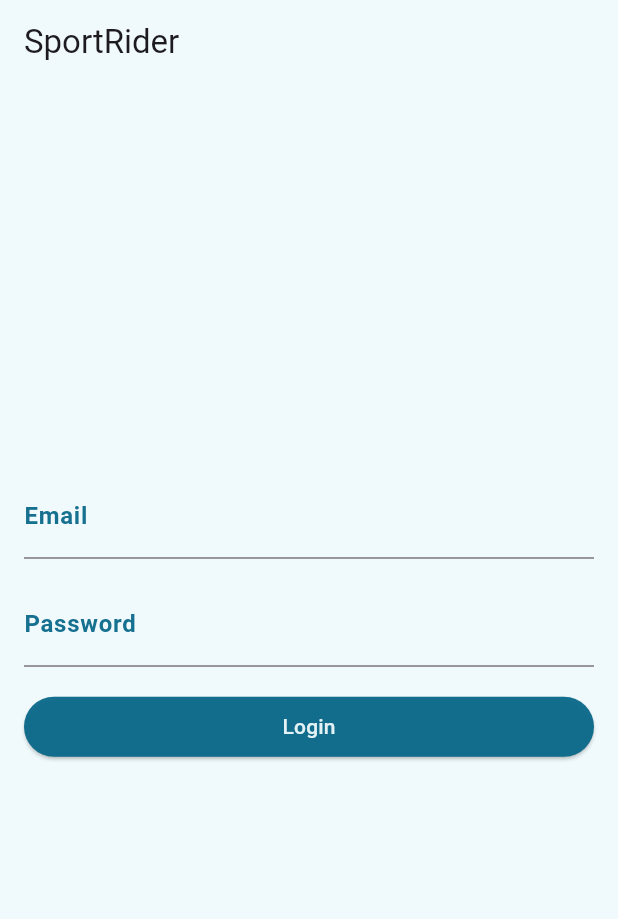
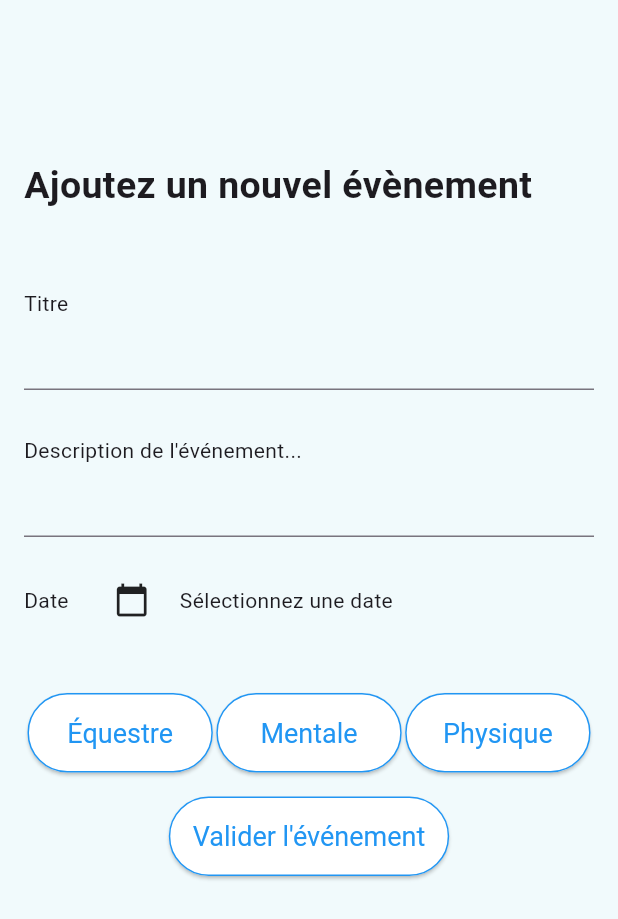
Before and after one commit to agdomenger/sportRider, a Flutter app: the screen it shows after launch, on a phone screen of 412 x 824 dp. Shown: the top 919 px of the screen. Run offline on Flutter 3.47's test engine with Material 3 defaults, Android fonts, the light colour scheme and no system bars.

Commit message:
page d'ajout d'évènement

```diff
--- /dev/null
+++ b/lib/Pages/AjoutEvent.dart
@@ -0,0 +1,322 @@
+import 'package:flutter/material.dart';
+import 'package:intl/intl.dart';
+
+class EventForm extends StatefulWidget {
+  @override
+  _EventFormState createState() => _EventFormState();
+}
+
+class _EventFormState extends State<EventForm> {
+  String title = '';
+  String description = '';
+  DateTime? selectedDate;
+  String eventType = '';
+  String subEventType = '';
+  String horseName = '';
+
+  ButtonStyle selectedButtonStyle() {
+    return ElevatedButton.styleFrom(
+      primary: Colors.blue,
+      onPrimary: Colors.white,
+      side: BorderSide(color: Colors.blue),
+      minimumSize: Size(MediaQuery.of(context).size.width * 0.3, 20),
+      padding: EdgeInsets.all(16),
+      textStyle: TextStyle(fontSize: 18),
+    );
+  }
+
+  ButtonStyle unselectedButtonStyle() {
+    return ElevatedButton.styleFrom(
+      primary: Colors.white,
+      onPrimary: Colors.blue,
+      side: BorderSide(color: Colors.blue),
+      minimumSize: Size(MediaQuery.of(context).size.width * 0.3, 20),
+      padding: EdgeInsets.all(16),
+      textStyle: TextStyle(fontSize: 18),
+    );
+  }
+
+  Future<void> _selectDate(BuildContext context) async {
+    final DateTime? picked = await showDatePicker(
+      context: context,
+      initialDate: selectedDate ?? DateTime.now(),
+      firstDate: DateTime(2000),
+      lastDate: DateTime(2101),
+    );
+
+    if (picked != null && picked != selectedDate) {
+      setState(() {
+        selectedDate = picked;
+      });
+    }
+  }
+
+  @override
+  Widget build(BuildContext context) {
+    return Padding(
+      padding: const EdgeInsets.all(16.0),
+      child: Column(
+        crossAxisAlignment: CrossAxisAlignment.start,
+        children: [
+          SizedBox(height: 90.0),
+          Text(
+            "Ajoutez un nouvel évènement",
+            style: TextStyle(
+              fontWeight: FontWeight.bold,
+              fontSize: 25.0,
+            ),
+          ),
+          SizedBox(height: 50.0),
+          Text('Titre'),
+          TextField(
+            onChanged: (value) {
+              setState(() {
+                title = value;
+              });
+            },
+          ),
+          SizedBox(height: 30),
+          Text('Description de l\'événement...'),
+          TextField(
+            onChanged: (value) {
+              setState(() {
+                description = value;
+              });
+            },
+          ),
+          SizedBox(height: 30),
+          Row(
+            children: [
+              Text('Date'),
+              SizedBox(width: 30),
+              InkWell(
+                onTap: () async {
+                  DateTime? pickedDate = await showDatePicker(
+                    context: context,
+                    initialDate: DateTime.now(),
+                    firstDate: DateTime(2022),
+                    lastDate: DateTime(2025),
+                  );
+
+                  if (pickedDate != null && pickedDate != selectedDate) {
+                    setState(() {
+                      selectedDate = pickedDate;
+                    });
+                  }
+                },
+                child: Icon(Icons.calendar_today),
+              ),
+              SizedBox(width: 20),
+              Text(
+                selectedDate != null
+                    ? 'Date sélectionnée : ${DateFormat('dd/MM/yyyy').format(selectedDate!)}'
+                    : 'Sélectionnez une date',
+              ),
+            ],
+          ),
+          SizedBox(height: 50),
+          Row(
+            mainAxisAlignment: MainAxisAlignment.spaceEvenly,
+            children: [
+              ElevatedButton(
+                onPressed: () {
+                  setState(() {
+                    eventType = 'Équestre';
+                    subEventType = '';
+                  });
+                },
+                style: eventType == 'Équestre'
+                    ? selectedButtonStyle()
+                    : unselectedButtonStyle(),
+                child: Text('Équestre'),
+              ),
+              ElevatedButton(
+                onPressed: () {
+                  setState(() {
+                    eventType = 'Mentale';
+                    subEventType = '';
+                  });
+                },
+                style: eventType == 'Mentale'
+                    ? selectedButtonStyle()
+                    : unselectedButtonStyle(),
+                child: Text('Mentale'),
+              ),
+              ElevatedButton(
+                onPressed: () {
+                  setState(() {
+                    eventType = 'Physique';
+                    subEventType = '';
+                  });
+                },
+                style: eventType == 'Physique'
+                    ? selectedButtonStyle()
+                    : unselectedButtonStyle(),
+                child: Text('Physique'),
+              ),
+            ],
+          ),
+          if (eventType == 'Équestre') ...[
+            SizedBox(height: 16),
+            Row(
+              mainAxisAlignment: MainAxisAlignment.spaceEvenly,
+              children: [
+                ElevatedButton(
+                  onPressed: () {
+                    setState(() {
+                      subEventType = 'Saut';
+                    });
+                  },
+                  style: subEventType == 'Saut'
+                      ? selectedButtonStyle()
+                      : unselectedButtonStyle(),
+                  child: Text('Saut'),
+                ),
+                ElevatedButton(
+                  onPressed: () {
+                    setState(() {
+                      subEventType = 'Dressage';
+                    });
+                  },
+                  style: subEventType == 'Dressage'
+                      ? selectedButtonStyle()
+                      : unselectedButtonStyle(),
+                  child: Text('Dressage'),
+                ),
+              ],
+            ),
+            SizedBox(height: 16),
+            Row(
+              mainAxisAlignment: MainAxisAlignment.spaceEvenly,
+              children: [
+                ElevatedButton(
+                  onPressed: () {
+                    setState(() {
+                      subEventType = 'Balade';
+                    });
+                  },
+                  style: subEventType == 'Balade'
+                      ? selectedButtonStyle()
+                      : unselectedButtonStyle(),
+                  child: Text('Balade'),
+                ),
+                ElevatedButton(
+                  onPressed: () {
+                    setState(() {
+                      subEventType = 'Autre';
+                    });
+                  },
+                  style: subEventType == 'Autre'
+                      ? selectedButtonStyle()
+                      : unselectedButtonStyle(),
+                  child: Text('Autre'),
+                ),
+              ],
+            ),
+          ] else if (eventType == 'Mentale') ...[
+            SizedBox(height: 16),
+            Row(
+              mainAxisAlignment: MainAxisAlignment.spaceEvenly,
+              children: [
+                ElevatedButton(
+                  onPressed: () {
+                    setState(() {
+                      subEventType = 'Preparation concours';
+                    });
+                  },
+                  style: subEventType == 'Preparation concours'
+                      ? selectedButtonStyle()
+                      : unselectedButtonStyle(),
+                  child: Text('Préparation concours'),
+                ),
+                ElevatedButton(
+                  onPressed: () {
+                    setState(() {
+                      subEventType = 'Médiation';
+                    });
+                  },
+                  style: subEventType == 'Médiation'
+                      ? selectedButtonStyle()
+                      : unselectedButtonStyle(),
+                  child: Text('Médiation'),
+                ),
+              ],
+            ),
+          ] else if (eventType == 'Physique') ...[
+            SizedBox(height: 16),
+            Row(
+              mainAxisAlignment: MainAxisAlignment.spaceEvenly,
+              children: [
+                ElevatedButton(
+                  onPressed: () {
+                    setState(() {
+                      subEventType = 'Entrainement';
+                    });
+                  },
+                  style: subEventType == 'Entrainement'
+                      ? selectedButtonStyle()
+                      : unselectedButtonStyle(),
+                  child: Text('Entrainement'),
+                ),
+                ElevatedButton(
+                  onPressed: () {
+                    setState(() {
+                      subEventType = 'Footing';
+                    });
+                  },
+                  style: subEventType == 'Footing'
+                      ? selectedButtonStyle()
+                      : unselectedButtonStyle(),
+                  child: Text('Footing'),
+                ),
+              ],
+            ),
+            SizedBox(height: 16),
+            Row(
+              mainAxisAlignment: MainAxisAlignment.spaceEvenly,
+              children: [
+                ElevatedButton(
+                  onPressed: () {
+                    setState(() {
+                      subEventType = 'Salle de sport';
+                    });
+                  },
+                  style: subEventType == 'Salle de sport'
+                      ? selectedButtonStyle()
+                      : unselectedButtonStyle(),
+                  child: Text('Salle de sport'),
+                ),
+                ElevatedButton(
+                  onPressed: () {
+                    setState(() {
+                      subEventType = 'Autre';
+                    });
+                  },
+                  style: subEventType == 'Autre'
+                      ? selectedButtonStyle()
+                      : unselectedButtonStyle(),
+                  child: Text('Autre'),
+                ),
+              ],
+            ),
+          ],
+          SizedBox(height: 16),
+          Align(
+            alignment: Alignment.bottomCenter,
+            child: ElevatedButton(
+              onPressed: () {
+                _showAddEventPopup();
+              },
+              style: unselectedButtonStyle(),
+              child: Text('Valider l\'événement'),
+            ),
+          ),
+        ],
+      ),
+    );
+  }
+
+  void _showAddEventPopup() {
+    // Code pour afficher le pop-up d'ajout d'événement
+  }
+}
--- a/lib/main.dart
+++ b/lib/main.dart
@@ -1,6 +1,9 @@
 import 'package:flutter/material.dart';
+import 'package:sport_rider/Pages/AjoutEvent.dart';
 import 'package:sport_rider/Pages/Bottom.dart';
+import 'package:sport_rider/Pages/Sport.dart';
 import 'package:sport_rider/Pages/profil.dart';
+import 'package:sport_rider/Pages/questionnaireProfil.dart';
 import 'themes.dart';
 import 'dart:convert';
 import 'package:http/http.dart' as http;
@@ -37,12 +40,8 @@
   Widget build(BuildContext context) {
     return Scaffold(
       backgroundColor: Theme.of(context).primaryColor,
-      appBar: AppBar(
-        title: Text(widget.title),
-        backgroundColor: Theme.of(context).primaryColor,
-      ),
       body: Center(
-        child: LoginPage(),
+        child: EventForm(),
       ),
       //bottomNavigationBar: MyBottomNavigationBar(), il faut que ce soit seulement pour les pages une fois connecté
     );
--- a/pubspec.yaml
+++ b/pubspec.yaml
@@ -39,6 +39,7 @@ dependencies:
   # The following adds the Cupertino Icons font to your application.
   # Use with the CupertinoIcons class for iOS style icons.
   cupertino_icons: ^1.0.2
+  intl: ^0.19.0
 
 dev_dependencies:
   flutter_test:
```
Also changed, not shown: lib/Pages/Sport.dart (added, +178 -0 lines), pubspec.lock, 3 other files.
